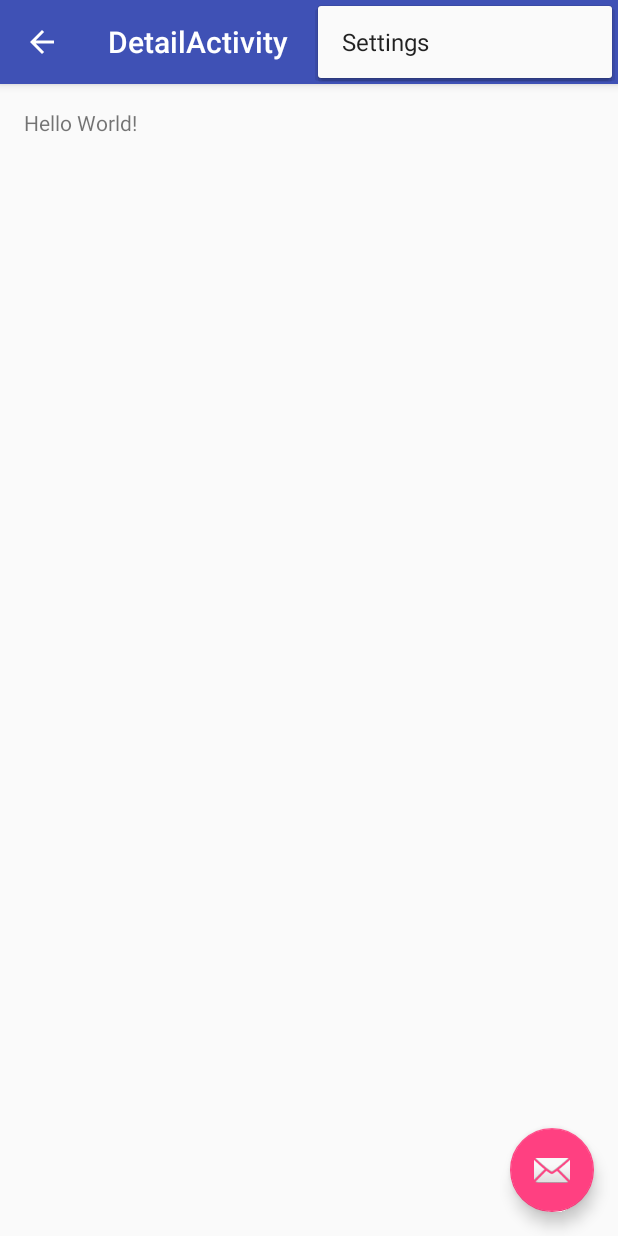
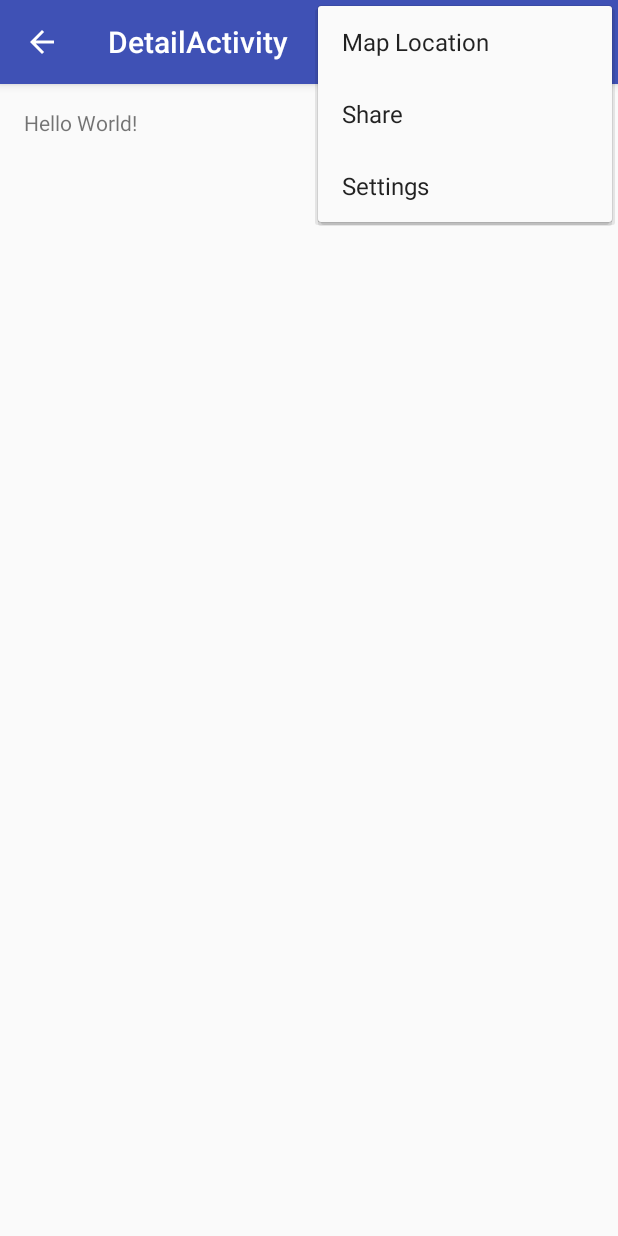
Before and after one commit to Alcanteria/Sunshine, an Android app: the DetailActivity screen opened directly, with no data from a screen before it, with the options menu open, on a phone screen of 412 x 824 dp. Run offline under Robolectric (Android 15) with nearby library versions, the phone set to English and light mode, and no system bars.

Commit message:
Finished the toot. It was pretty shitty and incomplete.

```diff
--- a/app/src/main/AndroidManifest.xml
+++ b/app/src/main/AndroidManifest.xml
@@ -18,6 +18,10 @@
                 <action android:name="android.intent.action.MAIN" />
 
                 <category android:name="android.intent.category.LAUNCHER" />
+            </intent-filter>
+            <intent-filter>
+                <action android:name="android.intent.action.VIEW" />
+                <data android:scheme="geo" />
             </intent-filter>
         </activity>
         <activity
--- a/app/src/main/java/app/alcanteria/com/sunshine/app/DetailActivity.java
+++ b/app/src/main/java/app/alcanteria/com/sunshine/app/DetailActivity.java
@@ -20,14 +20,14 @@ public class DetailActivity extends AppCompatActivity {
         Toolbar toolbar = (Toolbar) findViewById(R.id.toolbar);
         setSupportActionBar(toolbar);
 
-        FloatingActionButton fab = (FloatingActionButton) findViewById(R.id.fab);
-        fab.setOnClickListener(new View.OnClickListener() {
-            @Override
-            public void onClick(View view) {
-                Snackbar.make(view, "Replace with your own action", Snackbar.LENGTH_LONG)
-                        .setAction("Action", null).show();
-            }
-        });
+        //FloatingActionButton fab = (FloatingActionButton) findViewById(R.id.fab);
+        //fab.setOnClickListener(new View.OnClickListener() {
+           // @Override
+          //  public void onClick(View view) {
+          //      Snackbar.make(view, "Replace with your own action", Snackbar.LENGTH_LONG)
+            //            .setAction("Action", null).show();
+        //    }
+        //});
         getSupportActionBar().setDisplayHomeAsUpEnabled(true);
     }
 
--- a/app/src/main/java/app/alcanteria/com/sunshine/app/DetailActivityFragment.java
+++ b/app/src/main/java/app/alcanteria/com/sunshine/app/DetailActivityFragment.java
@@ -3,9 +3,15 @@ package app.alcanteria.com.sunshine.app;
 import android.content.Intent;
 import android.support.v4.app.Fragment;
 import android.os.Bundle;
+import android.support.v4.view.MenuItemCompat;
+import android.util.Log;
 import android.view.LayoutInflater;
+import android.view.Menu;
+import android.view.MenuInflater;
+import android.view.MenuItem;
 import android.view.View;
 import android.view.ViewGroup;
+import android.support.v7.widget.ShareActionProvider;
 import android.widget.TextView;
 
 /**
@@ -13,7 +19,13 @@ import android.widget.TextView;
  */
 public class DetailActivityFragment extends Fragment {
 
+    private static final String LOG_TAG = DetailActivityFragment.class.getSimpleName();
+
+    private static final String FORECAST_SHARE_HASHTAG = " #SunshineApp";
+    private String forecastString;
+
     public DetailActivityFragment() {
+        setHasOptionsMenu(true);
     }
 
     @Override
@@ -29,9 +41,38 @@ public class DetailActivityFragment extends Fragment {
         /** Make sure the intent actually has extra text packed with it
          * and set the text view in the detail activity to the packaged text. */
         if(intent != null && intent.hasExtra(Intent.EXTRA_TEXT)){
-            String forecastString = intent.getStringExtra(Intent.EXTRA_TEXT);
+            forecastString = intent.getStringExtra(Intent.EXTRA_TEXT);
             ((TextView)rootView.findViewById(R.id.detail_text)).setText(forecastString);
         }
         return rootView;
     }
+
+    @Override
+    public void onCreateOptionsMenu(Menu menu, MenuInflater inflater){
+
+        inflater.inflate(R.menu.detailfragment, menu);
+
+        // Retrieve share item.
+        MenuItem menuItem = menu.findItem(R.id.action_share);
+
+        // Get the provider and hold onto it to set/change the share intent.
+        ShareActionProvider shareActionProvider = (ShareActionProvider)MenuItemCompat.getActionProvider(menuItem);
+
+        // Attach an intent to this ShareActionProvider
+        if(shareActionProvider != null){
+            shareActionProvider.setShareIntent(createShareForecstIntent());
+        }
+        else{
+            Log.d(LOG_TAG, "Share Action Provider Is Null.");
+        }
+    }
+
+    private Intent createShareForecstIntent(){
+        Intent shareIntent = new Intent(Intent.ACTION_SEND);
+        shareIntent.addFlags(Intent.FLAG_ACTIVITY_CLEAR_WHEN_TASK_RESET);
+        shareIntent.setType("text/plain");
+        shareIntent.putExtra(Intent.EXTRA_TEXT, forecastString + FORECAST_SHARE_HASHTAG);
+
+        return shareIntent;
+    }
 }
--- a/app/src/main/java/app/alcanteria/com/sunshine/app/ForecastFragment.java
+++ b/app/src/main/java/app/alcanteria/com/sunshine/app/ForecastFragment.java
@@ -1,8 +1,6 @@
 package app.alcanteria.com.sunshine.app;
 
 import android.content.Intent;
-import android.content.SharedPreferences;
-import android.net.Uri;
 import android.os.AsyncTask;
 import android.preference.PreferenceManager;
 import android.support.v4.app.Fragment;
@@ -17,7 +15,6 @@ import android.view.ViewGroup;
 import android.widget.AdapterView;
 import android.widget.ArrayAdapter;
 import android.widget.ListView;
-import android.widget.Toast;
 
 import org.json.JSONException;
 
@@ -26,10 +23,8 @@ import java.io.IOException;
 import java.io.InputStream;
 import java.io.InputStreamReader;
 import java.net.HttpURLConnection;
-import java.net.URI;
 import java.net.URL;
 import java.util.ArrayList;
-import java.util.Arrays;
 
 /**
  * A placeholder fragment containing a simple view.
--- a/app/src/main/res/layout/activity_detail.xml
+++ b/app/src/main/res/layout/activity_detail.xml
@@ -23,12 +23,4 @@
 
     <include layout="@layout/content_detail" />
 
-    <android.support.design.widget.FloatingActionButton
-        android:id="@+id/fab"
-        android:layout_width="wrap_content"
-        android:layout_height="wrap_content"
-        android:layout_gravity="bottom|end"
-        android:layout_margin="@dimen/fab_margin"
-        android:src="@android:drawable/ic_dialog_email" />
-
 </android.support.design.widget.CoordinatorLayout>
--- /dev/null
+++ b/app/src/main/res/menu/detailfragment.xml
@@ -0,0 +1,10 @@
+<?xml version="1.0" encoding="utf-8"?>
+<menu xmlns:android="http://schemas.android.com/apk/res/android"
+    xmlns:app="http://schemas.android.com/tools">
+
+    <item android:id="@+id/action_share"
+        android:title="@string/action_share"
+        app:showAsAction="always"
+        app:actionProviderClass="android.support.v7.widget.ShareActionProvider" />
+
+</menu>
--- a/app/src/main/res/menu/main.xml
+++ b/app/src/main/res/menu/main.xml
@@ -7,4 +7,8 @@
         android:orderInCategory="100"
         android:title="@string/action_settings"
         app:showAsAction="never" />
+    <item
+        android:id="@+id/action_map"
+        android:title="@string/action_map"
+        app:showAsAction="never" />
 </menu>
--- a/app/src/main/res/values/strings.xml
+++ b/app/src/main/res/values/strings.xml
@@ -1,6 +1,8 @@
 <resources>
     <string name="app_name">Sunshine</string>
     <string name="action_settings">Settings</string>
+    <string name="action_map">Map Location</string>
+    <string name="action_share">Share</string>
     <string name="action_refresh">Refresh</string>
     <string name="title_activity_detail">DetailActivity</string>
     <string name="title_activity_settings">Settings</string>
```
Also changed, not shown: app/src/main/java/app/alcanteria/com/sunshine/app/MainActivity.java (+30 -0 lines).
